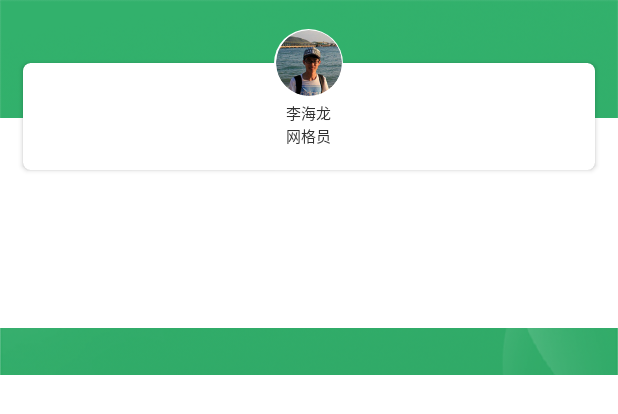
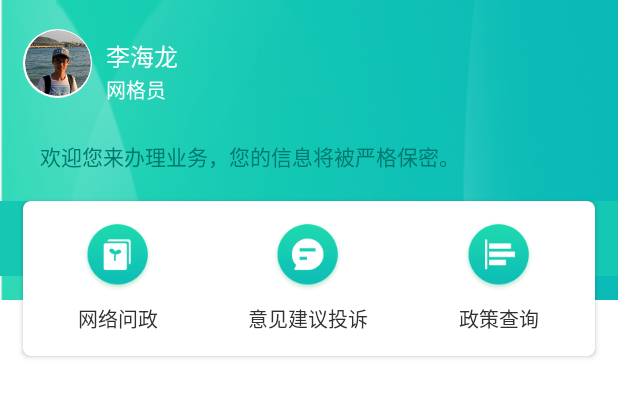
Before and after one commit to ZhouSilverBullet/ZhuJiaLinGuardianApp, an Android app: the layout fragment_mine.xml on its own in the app's theme, with its tools: preview values and no code run, on a phone screen of 412 x 824 dp. Shown: the top 414 px of the screen. Run offline under Robolectric (Android 15) with nearby library versions, the phone set to English and light mode, and no system bars.

Commit message:
我的界面修改2

```diff
--- a/app/src/main/AndroidManifest.xml
+++ b/app/src/main/AndroidManifest.xml
@@ -13,7 +13,8 @@
         android:supportsRtl="true"
         android:theme="@style/AppTheme"
         tools:ignore="GoogleAppIndexingWarning">
-        <activity android:name=".ui.politics.PoliticsListActivity"></activity>
+        <activity android:name=".ui.politics.PoliticsDetailActivity"></activity>
+        <activity android:name=".ui.politics.PoliticsListActivity" />
         <activity android:name=".ui.politics.PoliticsSearchActivity" />
         <activity android:name=".ui.politics.PoliticsActivity" />
         <activity android:name=".ui.login.RegisterActivity" />
--- a/app/src/main/java/com/sdxxtop/zjlguardian/ui/politics/PoliticsDetailActivity.kt
+++ b/app/src/main/java/com/sdxxtop/zjlguardian/ui/politics/PoliticsDetailActivity.kt
@@ -2,6 +2,7 @@ package com.sdxxtop.zjlguardian.ui.politics
 
 import androidx.appcompat.app.AppCompatActivity
 import android.os.Bundle
+import com.sdxxtop.zjlguardian.R
 
 class PoliticsDetailActivity : AppCompatActivity() {
 
--- a/app/src/main/res/drawable/half_mine_bg.xml
+++ b/app/src/main/res/drawable/half_mine_bg.xml
@@ -1,11 +1,11 @@
 <?xml version="1.0" encoding="utf-8"?>
 <layer-list xmlns:android="http://schemas.android.com/apk/res/android">
     <item>
-        <bitmap android:src="@drawable/login_bg">
+        <bitmap android:src="@drawable/mine_bg">
 
         </bitmap>
     </item>
-    <item android:top="250dp">
+    <item android:top="200dp">
         <shape>
             <solid android:color="@color/white" />
         </shape>
--- a/app/src/main/res/layout/fragment_mine.xml
+++ b/app/src/main/res/layout/fragment_mine.xml
@@ -1,11 +1,11 @@
 <?xml version="1.0" encoding="utf-8"?>
 <LinearLayout xmlns:android="http://schemas.android.com/apk/res/android"
-              xmlns:app="http://schemas.android.com/apk/res-auto"
-              android:layout_width="match_parent"
-              android:layout_height="match_parent"
-              android:background="@drawable/half_login_bg"
-              android:fitsSystemWindows="true"
-              android:orientation="vertical">
+    xmlns:app="http://schemas.android.com/apk/res-auto"
+    android:layout_width="match_parent"
+    android:layout_height="match_parent"
+    android:background="@drawable/half_mine_bg"
+    android:fitsSystemWindows="true"
+    android:orientation="vertical">
 
     <com.sdxxtop.ui.widget.TitleView
         android:id="@+id/tv_title"
@@ -14,7 +14,7 @@
         app:bgColor="@color/transparent"
         app:rightTextValue="退出登录"
         app:titleColor="@color/white"
-        app:titleValue="个人中心"/>
+        app:titleValue="个人中心" />
 
     <androidx.core.widget.NestedScrollView
         android:layout_width="match_parent"
@@ -26,115 +26,216 @@
             android:layout_height="match_parent"
             android:orientation="vertical">
 
-            <FrameLayout
+            <RelativeLayout
                 android:layout_width="match_parent"
                 android:layout_height="wrap_content">
 
+
+                <RelativeLayout
+                    android:id="@+id/civ_header_layout"
+                    android:layout_width="match_parent"
+                    android:layout_height="wrap_content"
+                    android:paddingLeft="15dp"
+                    android:paddingRight="15dp">
+
+                    <de.hdodenhof.circleimageview.CircleImageView
+                        android:layout_width="46dp"
+                        android:layout_height="46dp"
+                        android:layout_gravity="center_vertical"
+                        android:layout_marginTop="19dp"
+                        android:elevation="5dp"
+                        android:src="@color/white" />
+
+                    <de.hdodenhof.circleimageview.CircleImageView
+                        android:id="@+id/civ_header"
+                        android:layout_width="44dp"
+                        android:layout_height="44dp"
+                        android:layout_gravity="center_vertical"
+                        android:layout_marginLeft="1dp"
+                        android:layout_marginTop="20dp"
+                        android:elevation="5dp"
+                        android:src="@drawable/tou_xiang" />
+
+                    <LinearLayout
+                        android:layout_width="match_parent"
+                        android:layout_height="match_parent"
+                        android:layout_marginLeft="10dp"
+                        android:layout_toRightOf="@id/civ_header"
+                        android:orientation="vertical">
+
+                        <TextView
+                            android:id="@+id/tv_name"
+                            android:layout_width="wrap_content"
+                            android:layout_height="wrap_content"
+                            android:layout_gravity="center_vertical"
+                            android:layout_marginTop="25dp"
+                            android:text="李海龙"
+                            android:textColor="@color/white"
+                            android:textSize="16sp" />
+
+                        <TextView
+                            android:id="@+id/tv_place"
+                            android:layout_width="wrap_content"
+                            android:layout_height="wrap_content"
+                            android:layout_gravity="center_vertical"
+                            android:text="网格员"
+                            android:textColor="@color/white"
+                            android:textSize="13sp" />
+
+                    </LinearLayout>
+                </RelativeLayout>
+
+
+                <TextView
+                    android:id="@+id/tv_mine_dec"
+                    android:layout_width="match_parent"
+                    android:layout_height="wrap_content"
+                    android:layout_below="@id/civ_header_layout"
+                    android:layout_marginLeft="15dp"
+                    android:layout_marginTop="15dp"
+                    android:layout_marginRight="15dp"
+                    android:layout_marginBottom="11dp"
+                    android:paddingLeft="11dp"
+                    android:paddingTop="8dp"
+                    android:paddingRight="11dp"
+                    android:paddingBottom="8dp"
+                    android:text="@string/mine_introduce"
+                    android:textColor="#ff01786f"
+                    app:bl_corners_radius="3dp"
+                    app:bl_solid_color="#FF70DAD3" />
+
                 <TextView
                     android:layout_width="match_parent"
-                    android:layout_height="40dp"
-                    android:layout_gravity="bottom"
-                    android:background="@color/white"/>
+                    android:layout_height="50dp"
+                    android:layout_below="@id/tv_mine_dec"
+                    android:background="@color/green_14C8B3" />
 
                 <androidx.cardview.widget.CardView
                     android:layout_width="match_parent"
                     android:layout_height="wrap_content"
+                    android:layout_below="@id/tv_mine_dec"
                     android:layout_marginLeft="15dp"
-                    android:layout_marginTop="42dp"
                     android:layout_marginRight="15dp"
-                    android:layout_marginBottom="5dp"
-                    android:paddingBottom="10dp"
+                    android:layout_marginBottom="15dp"
                     app:cardCornerRadius="5dp">
 
                     <LinearLayout
                         android:layout_width="match_parent"
-                        android:layout_height="wrap_content"
-                        android:orientation="vertical">
+                        android:layout_height="wrap_content">
+
 
                         <LinearLayout
-                            android:layout_width="match_parent"
-                            android:layout_height="match_parent"
-                            android:gravity="center_horizontal"
+                            android:id="@+id/ll_politics"
+                            android:layout_width="0dp"
+                            android:layout_height="103dp"
+                            android:layout_weight="1"
+                            android:gravity="center"
                             android:orientation="vertical"
-                            android:paddingBottom="15dp">
+                            app:bl_pressed_drawable="@color/green_press_6EDAD3"
+                            app:bl_ripple_color="@color/green_14C8B3"
+                            app:bl_ripple_enable="true">
+
+                            <ImageView
+                                android:layout_width="wrap_content"
+                                android:layout_height="wrap_content"
+                                android:src="@drawable/mine_icon_1" />
 
                             <TextView
-                                android:id="@+id/tv_name"
                                 android:layout_width="wrap_content"
                                 android:layout_height="wrap_content"
-                                android:layout_marginTop="25dp"
-                                android:text="李海龙"
-                                android:textColor="@color/color_303030"
-                                android:textSize="10sp"/>
+                                android:paddingTop="7dp"
+                                android:text="网络问政"
+                                android:textColor="@color/color_313131"
+                                android:textSize="13sp" />
+                        </LinearLayout>
+
+                        <LinearLayout
+                            android:layout_width="0dp"
+                            android:layout_height="103dp"
+                            android:layout_weight="1"
+                            android:gravity="center"
+                            android:orientation="vertical"
+                            app:bl_pressed_drawable="@color/green_press_6EDAD3"
+                            app:bl_ripple_color="@color/green_14C8B3"
+                            app:bl_ripple_enable="true">
+
+                            <ImageView
+                                android:layout_width="wrap_content"
+                                android:layout_height="wrap_content"
+                                android:src="@drawable/mine_icon_2" />
 
                             <TextView
-                                android:id="@+id/tv_place"
                                 android:layout_width="wrap_content"
                                 android:layout_height="wrap_content"
-                                android:text="网格员"
-                                android:textColor="@color/color_303030"
-                                android:textSize="10sp"/>
-
+                                android:paddingTop="7dp"
+                                android:text="意见建议投诉"
+                                android:textColor="@color/color_313131"
+                                android:textSize="13sp" />
                         </LinearLayout>
 
+
+                        <LinearLayout
+                            android:layout_width="0dp"
+                            android:layout_height="103dp"
+                            android:layout_weight="1"
+                            android:gravity="center"
+                            android:orientation="vertical"
+                            app:bl_pressed_drawable="@color/green_press_6EDAD3"
+                            app:bl_ripple_color="@color/green_14C8B3"
+                            app:bl_ripple_enable="true">
+
+                            <ImageView
+                                android:layout_width="wrap_content"
+                                android:layout_height="wrap_content"
+                                android:src="@drawable/mine_icon_3" />
+
+                            <TextView
+                                android:layout_width="wrap_content"
+                                android:layout_height="wrap_content"
+                                android:paddingTop="7dp"
+                                android:text="政策查询"
+                                android:textColor="@color/color_313131"
+                                android:textSize="13sp" />
+                        </LinearLayout>
+
+
                     </LinearLayout>
-
                 </androidx.cardview.widget.CardView>
 
-                <de.hdodenhof.circleimageview.CircleImageView
-                    android:layout_width="46dp"
-                    android:layout_height="46dp"
-                    android:layout_gravity="center_horizontal"
-                    android:layout_marginTop="19dp"
-                    android:elevation="5dp"
-                    android:src="@color/white"/>
-
-                <de.hdodenhof.circleimageview.CircleImageView
-                    android:id="@+id/civ_header"
-                    android:layout_width="44dp"
-                    android:layout_height="44dp"
-                    android:layout_gravity="center_horizontal"
-                    android:layout_marginTop="20dp"
-                    android:elevation="5dp"
-                    android:src="@drawable/tou_xiang"/>
-
-            </FrameLayout>
-
+            </RelativeLayout>
 
             <com.sdxxtop.ui.widget.TextAndTextView
                 android:id="@+id/tatv_message"
                 android:layout_width="match_parent"
                 android:layout_height="wrap_content"
-                app:tatv_text_view="单位信息"/>
+                app:tatv_text_view="我的问政" />
 
             <com.sdxxtop.ui.widget.TextAndTextView
                 android:id="@+id/tatv_report"
                 android:layout_width="match_parent"
                 android:layout_height="wrap_content"
-                app:tatv_text_view="我的上报"/>
+                app:tatv_text_view="我的意见建议投诉" />
 
             <com.sdxxtop.ui.widget.TextAndTextView
                 android:id="@+id/event_report"
                 android:layout_width="match_parent"
                 android:layout_height="wrap_content"
-                app:tatv_text_view="事件报告"/>
+                app:tatv_text_view="我的服务进度" />
 
             <com.sdxxtop.ui.widget.TextAndTextView
                 android:id="@+id/grid_member_report"
                 android:layout_width="match_parent"
                 android:layout_height="wrap_content"
-                app:tatv_text_view="网格员报告"/>
+                android:visibility="gone"
+                app:tatv_text_view="网格员报告" />
 
             <com.sdxxtop.ui.widget.TextAndTextView
                 android:id="@+id/company_report"
                 android:layout_width="match_parent"
                 android:layout_height="wrap_content"
-                app:tatv_text_view="企业报告"/>
+                android:visibility="gone"
+                app:tatv_text_view="企业报告" />
 
-            <View
-                android:layout_width="match_parent"
-                android:layout_height="100dp"
-                android:background="@color/white"/>
 
             <!--<com.sdxxtop.ui.widget.TextAndTextView-->
             <!--android:layout_width="match_parent"-->
--- a/app/src/main/res/values/strings.xml
+++ b/app/src/main/res/values/strings.xml
@@ -6,4 +6,5 @@
 
     <string name="name">姓名</string>
     <string name="phone_number">手机号</string>
+    <string name="mine_introduce">欢迎您来办理业务，您的信息将被严格保密。</string>
 </resources>
```
Also changed, not shown: app/src/main/res/drawable-xhdpi/mine_icon_1.png (added), app/src/main/res/drawable-xhdpi/mine_icon_2.png (added), app/src/main/res/drawable-xhdpi/mine_icon_3.png (added).
